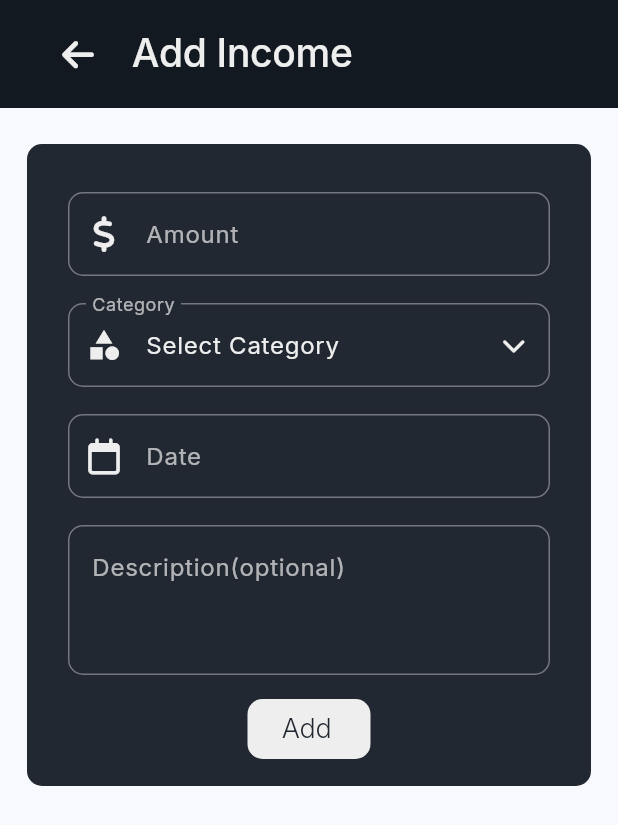
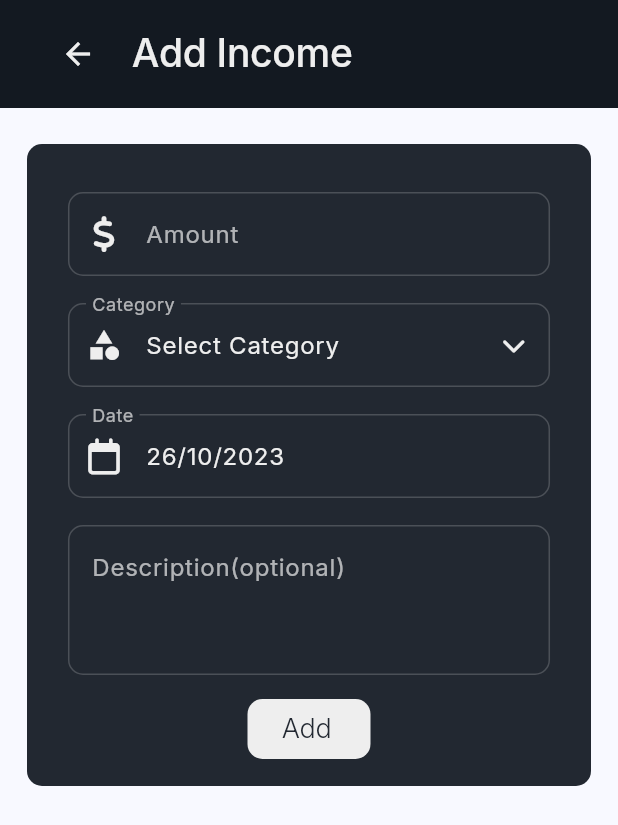
Before and after one commit to oAndBtech/spend-sync, a Flutter app: the AddIncomePage screen opened directly, on a phone screen of 412 x 824 dp. Shown: the top 825 px of the screen. Run offline on Flutter 3.47's test engine with Material 2 defaults, Android fonts, the light colour scheme and no system bars; our stand-ins replace fl_chart, flutter_custom_clippers, flutter_speed_dial, fluttertoast, font_awesome_flutter, google_fonts.

Commit message:
add expense/income page updated

```diff
--- a/frontend/lib/screens/split_bill/home/add_income_page.dart
+++ b/frontend/lib/screens/split_bill/home/add_income_page.dart
@@ -21,12 +21,32 @@ class _AddIncomePageState extends State<AddIncomePage> {
     'Entertainment',
     'Other'
   ];
+
+  String selectedDate = "";
+
+  String getCurrenctDate() {
+    String date = DateFormat('dd/MM/yyyy').format(DateTime.now());
+    setState(() {
+      selectedDate = date;
+    });
+    return date; //if needed
+  }
+
+  DateTime parseDateString(String date) {
+    return DateFormat('dd/MM/yyyy').parse(date);
+  }
+
+  @override
+  void initState() {
+    super.initState();
+    getCurrenctDate();
+  }
+
+  TextEditingController amountController = TextEditingController();
+
   @override
   Widget build(BuildContext context) {
     double width = MediaQuery.of(context).size.width;
-
-    TextEditingController _date = TextEditingController();
-
 
     return Scaffold(
       resizeToAvoidBottomInset: true,
@@ -56,6 +76,7 @@ class _AddIncomePageState extends State<AddIncomePage> {
                               height: 58,
                               width: width * 0.78,
                               child: TextField(
+                                controller: amountController,
                                 keyboardType: TextInputType.number,
                                 decoration: InputDecoration(
                                   labelText: 'Amount',
@@ -68,19 +89,21 @@ class _AddIncomePageState extends State<AddIncomePage> {
                                   prefixIcon:
                                       const Icon(FontAwesomeIcons.dollarSign),
                                   focusColor: darkModeColors().textColor,
-                                  border: OutlineInputBorder(
+                                  enabledBorder: OutlineInputBorder(
                                     borderRadius: BorderRadius.circular(10),
                                     borderSide: BorderSide(
                                         width: 1,
                                         color: darkModeColors()
                                             .textColor
-                                            .withOpacity(0.75)),
+                                            .withOpacity(0.2)),
                                   ),
                                   focusedBorder: OutlineInputBorder(
                                     borderRadius: BorderRadius.circular(10),
                                     borderSide: BorderSide(
                                         width: 1,
-                                        color: darkModeColors().textColor),
+                                        color: darkModeColors()
+                                            .textColor
+                                            .withOpacity(0.3)),
                                   ),
                                 ),
                                 style: GoogleFonts.inter(
@@ -113,19 +136,21 @@ class _AddIncomePageState extends State<AddIncomePage> {
                                     },
                                   ),
                                   suffixIconColor: darkModeColors().textColor,
-                                  border: OutlineInputBorder(
+                                  enabledBorder: OutlineInputBorder(
                                     borderRadius: BorderRadius.circular(10),
                                     borderSide: BorderSide(
                                         width: 1,
                                         color: darkModeColors()
                                             .textColor
-                                            .withOpacity(0.75)),
+                                            .withOpacity(0.2)),
                                   ),
                                   focusedBorder: OutlineInputBorder(
                                     borderRadius: BorderRadius.circular(10),
                                     borderSide: BorderSide(
                                         width: 1,
-                                        color: darkModeColors().textColor),
+                                        color: darkModeColors()
+                                            .textColor
+                                            .withOpacity(0.2)),
                                   ),
                                 ),
                                 style: GoogleFonts.inter(
@@ -141,7 +166,8 @@ class _AddIncomePageState extends State<AddIncomePage> {
                               height: 58,
                               width: width * 0.78,
                               child: TextField(
-                                controller: _date,
+                                controller:
+                                    TextEditingController(text: selectedDate),
                                 decoration: InputDecoration(
                                   labelText: 'Date',
                                   labelStyle: GoogleFonts.inter(
@@ -154,21 +180,21 @@ class _AddIncomePageState extends State<AddIncomePage> {
                                     size: 24,
                                   ),
                                   prefixIconColor: darkModeColors().textColor,
-                                  border: OutlineInputBorder(
+                                  enabledBorder: OutlineInputBorder(
                                     borderRadius: BorderRadius.circular(10),
                                     borderSide: BorderSide(
-                                      width: 1,
-                                      color: darkModeColors()
-                                          .textColor
-                                          .withOpacity(0.75),
-                                    ),
+                                        width: 1,
+                                        color: darkModeColors()
+                                            .textColor
+                                            .withOpacity(0.2)),
                                   ),
                                   focusedBorder: OutlineInputBorder(
                                     borderRadius: BorderRadius.circular(10),
                                     borderSide: BorderSide(
-                                      width: 1,
-                                      color: darkModeColors().textColor,
-                                    ),
+                                        width: 1,
+                                        color: darkModeColors()
+                                            .textColor
+                                            .withOpacity(0.2)),
                                   ),
                                 ),
                                 style: GoogleFonts.inter(
@@ -176,15 +202,20 @@ class _AddIncomePageState extends State<AddIncomePage> {
                                 ),
                                 readOnly: true,
                                 onTap: () async {
+                                  DateTime initDate =
+                                      parseDateString(selectedDate);
+                                  print(initDate);
                                   final DateTime? picked = await showDatePicker(
                                     context: context,
-                                    initialDate: DateTime.now(),
+                                    initialDate: initDate,
                                     firstDate: DateTime(2000, 8),
                                     lastDate: DateTime(2101),
                                   );
                                   if (picked != null) {
-                                    _date.text =
-                                        DateFormat('dd/MM/yyyy').format(picked);
+                                    setState(() {
+                                      selectedDate = DateFormat('dd/MM/yyyy')
+                                          .format(picked);
+                                    });
                                   }
                                 },
                               ),
@@ -202,19 +233,21 @@ class _AddIncomePageState extends State<AddIncomePage> {
                                         .withOpacity(0.7),
                                     fontWeight: FontWeight.w400,
                                   ),
-                                  border: OutlineInputBorder(
+                                  enabledBorder: OutlineInputBorder(
                                     borderRadius: BorderRadius.circular(10),
                                     borderSide: BorderSide(
                                         width: 1,
                                         color: darkModeColors()
                                             .textColor
-                                            .withOpacity(0.75)),
+                                            .withOpacity(0.2)),
                                   ),
                                   focusedBorder: OutlineInputBorder(
                                     borderRadius: BorderRadius.circular(10),
                                     borderSide: BorderSide(
                                         width: 1,
-                                        color: darkModeColors().textColor),
+                                        color: darkModeColors()
+                                            .textColor
+                                            .withOpacity(0.3)),
                                   ),
                                 ),
                                 style: GoogleFonts.inter(
--- a/frontend/lib/screens/split_bill/home/home.dart
+++ b/frontend/lib/screens/split_bill/home/home.dart
@@ -93,7 +93,7 @@ class _HomeScreenState extends State<HomeScreen> {
            children: [ //TODO:change icons and colors
             SpeedDialChild(
               onTap: (){
-                Navigator.pushReplacement(
+                Navigator.push(
         context, MaterialPageRoute(builder: (ctx) => AddExpensePage()));
               },
               shape: const CircleBorder(),
@@ -107,7 +107,7 @@ class _HomeScreenState extends State<HomeScreen> {
             ),
             SpeedDialChild(
               onTap: (){
-                Navigator.pushReplacement(
+                Navigator.push(
         context, MaterialPageRoute(builder: (ctx) => AddIncomePage()));
               },
               shape: const CircleBorder(),
--- a/frontend/lib/widget/app_bar.dart
+++ b/frontend/lib/widget/app_bar.dart
@@ -3,7 +3,6 @@ import 'package:font_awesome_flutter/font_awesome_flutter.dart';
 import 'package:google_fonts/google_fonts.dart';
 import 'package:spend_sync/bottom_navbar.dart';
 import 'package:spend_sync/const/colors.dart';
-import 'package:spend_sync/screens/split_bill/home/home.dart';
 
 class NewAppBar extends StatelessWidget {
   const NewAppBar({
@@ -41,13 +40,9 @@ class NewAppBar extends StatelessWidget {
                   color: darkModeColors().textColor,
                 ),
               )
-            : Padding(
+            :  Padding(
                 padding: const EdgeInsets.only(left: 28),
-                child: IconButton(
-                  onPressed: () {
-                    Navigator.pushReplacement(context, MaterialPageRoute(builder: (ctx) => BottomNavBar()));
-                  },
-                  icon: const Icon(FontAwesomeIcons.arrowLeft),
+                child: BackButton(
                   color: darkModeColors().textColor,
                 ),
               ),
```
Also changed, not shown: frontend/lib/screens/split_bill/home/add_expense_page.dart (+56 -24 lines).
